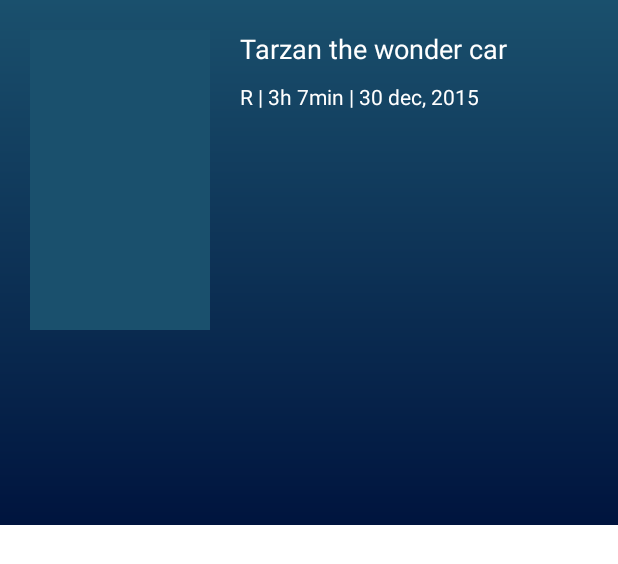
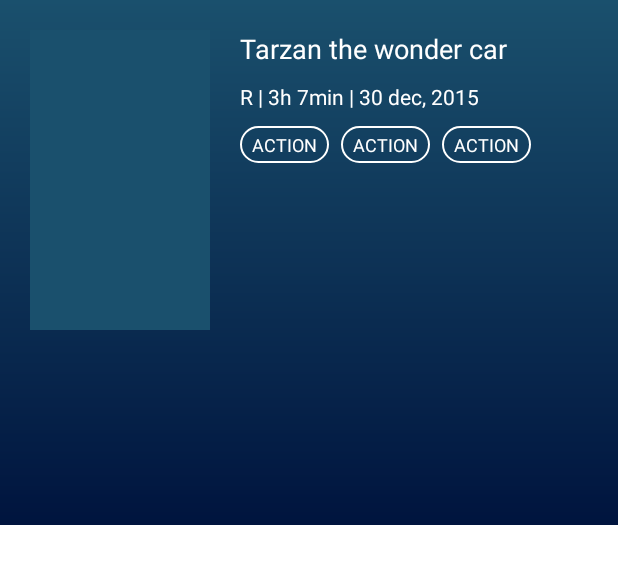
Before and after one commit to sahilk01/Saveo-Movies, an Android app: the layout fragment_movie_detail.xml on its own in the app's theme, with its tools: preview values and no code run, on a phone screen of 412 x 824 dp. Shown: the top 564 px of the screen. Run offline under Robolectric (Android 15) with nearby library versions, the light colour scheme and no system bars.

Commit message:
created genre adapter

```diff
--- /dev/null
+++ b/app/src/main/java/com/example/saveomovies/model/movieDetail/Genre.kt
@@ -0,0 +1,6 @@
+package com.example.saveomovies.model.movieDetail
+
+data class Genre(
+    val id: Int,
+    val name: String
+)
--- /dev/null
+++ b/app/src/main/java/com/example/saveomovies/model/movieDetail/ProductionCountry.kt
@@ -0,0 +1,6 @@
+package com.example.saveomovies.model.movieDetail
+
+data class ProductionCountry(
+    val iso_3166_1: String,
+    val name: String
+)
--- /dev/null
+++ b/app/src/main/res/drawable/rounded_background.xml
@@ -0,0 +1,7 @@
+<?xml version="1.0" encoding="utf-8"?>
+<shape xmlns:android="http://schemas.android.com/apk/res/android">
+    <stroke
+        android:width="1dp"
+        android:color="@color/white" />
+    <corners android:radius="32dp" />
+</shape>
--- a/app/src/main/res/layout/fragment_movie_detail.xml
+++ b/app/src/main/res/layout/fragment_movie_detail.xml
@@ -15,6 +15,7 @@
         android:layout_height="match_parent">
 
         <FrameLayout
+            android:id="@+id/frameLayout"
             android:layout_width="match_parent"
             android:layout_height="wrap_content"
             android:background="@drawable/blue_background"
@@ -36,8 +37,8 @@
             android:id="@+id/moveiInfo"
             style="@style/normalText"
             android:layout_width="wrap_content"
+            android:layout_height="wrap_content"
             android:layout_marginTop="@dimen/margin_small"
-            android:layout_height="wrap_content"
             app:layout_constraintStart_toStartOf="@+id/movieTitle"
             app:layout_constraintTop_toBottomOf="@+id/movieTitle"
             tools:text="R | 3h 7min | 30 dec, 2015" />
@@ -47,11 +48,22 @@
             style="@style/TitleTextBig"
             android:layout_width="wrap_content"
             android:layout_height="wrap_content"
+            android:layout_marginStart="@dimen/margin_medium"
             android:text="@{movie.original_title}"
-            android:layout_marginStart="@dimen/margin_medium"
             app:layout_constraintStart_toEndOf="@+id/poster"
             app:layout_constraintTop_toTopOf="@+id/guidelineTop"
             tools:text="Tarzan the wonder car" />
+
+        <androidx.recyclerview.widget.RecyclerView
+            android:layout_width="0dp"
+            android:layout_height="wrap_content"
+            android:orientation="horizontal"
+            app:layoutManager="androidx.recyclerview.widget.LinearLayoutManager"
+            tools:listitem="@layout/item_genre"
+            android:layout_marginTop="@dimen/margin_small"
+            app:layout_constraintEnd_toStartOf="@+id/guidelineEnd"
+            app:layout_constraintStart_toStartOf="@+id/moveiInfo"
+            app:layout_constraintTop_toBottomOf="@+id/moveiInfo" />
 
         <androidx.constraintlayout.widget.Guideline
             android:id="@+id/guidelineStart"
--- /dev/null
+++ b/app/src/main/res/layout/item_genre.xml
@@ -0,0 +1,25 @@
+<?xml version="1.0" encoding="utf-8"?>
+<layout xmlns:android="http://schemas.android.com/apk/res/android"
+    xmlns:tools="http://schemas.android.com/tools">
+
+    <data>
+
+        <variable
+            name="genre"
+            type="com.example.saveomovies.model.movieDetail.Genre" />
+    </data>
+
+    <TextView
+        android:id="@+id/genre"
+        android:layout_width="wrap_content"
+        android:layout_height="wrap_content"
+        android:paddingVertical="4dp"
+        android:paddingHorizontal="8dp"
+        android:layout_marginEnd="8dp"
+        android:textSize="12sp"
+        android:background="@drawable/rounded_background"
+        android:text="@{genre.name}"
+        android:textColor="@color/white"
+        android:textAllCaps="true"
+        tools:text="ACTION" />
+</layout>
```
Also changed, not shown: app/src/main/java/com/example/saveomovies/model/movieDetail/BelongsToCollection.kt (added, +8 -0 lines), app/src/main/java/com/example/saveomovies/model/movieDetail/MovieDetail.kt (added, +29 -0 lines), app/src/main/java/com/example/saveomovies/model/movieDetail/ProductionCompany.kt (added, +8 -0 lines), app/src/main/java/com/example/saveomovies/model/movieDetail/SpokenLanguage.kt (added, +7 -0 lines), app/src/main/java/com/example/saveomovies/view/adapter/GenreAdapter.kt (added, +34 -0 lines).
